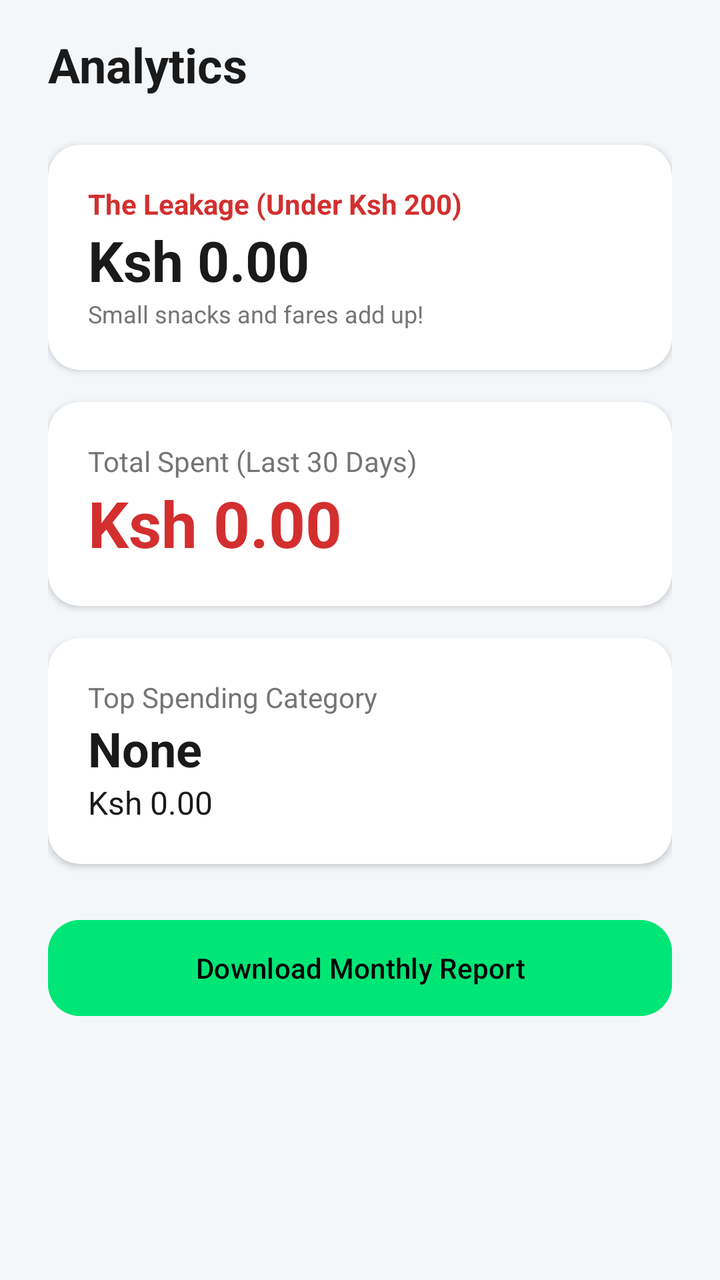
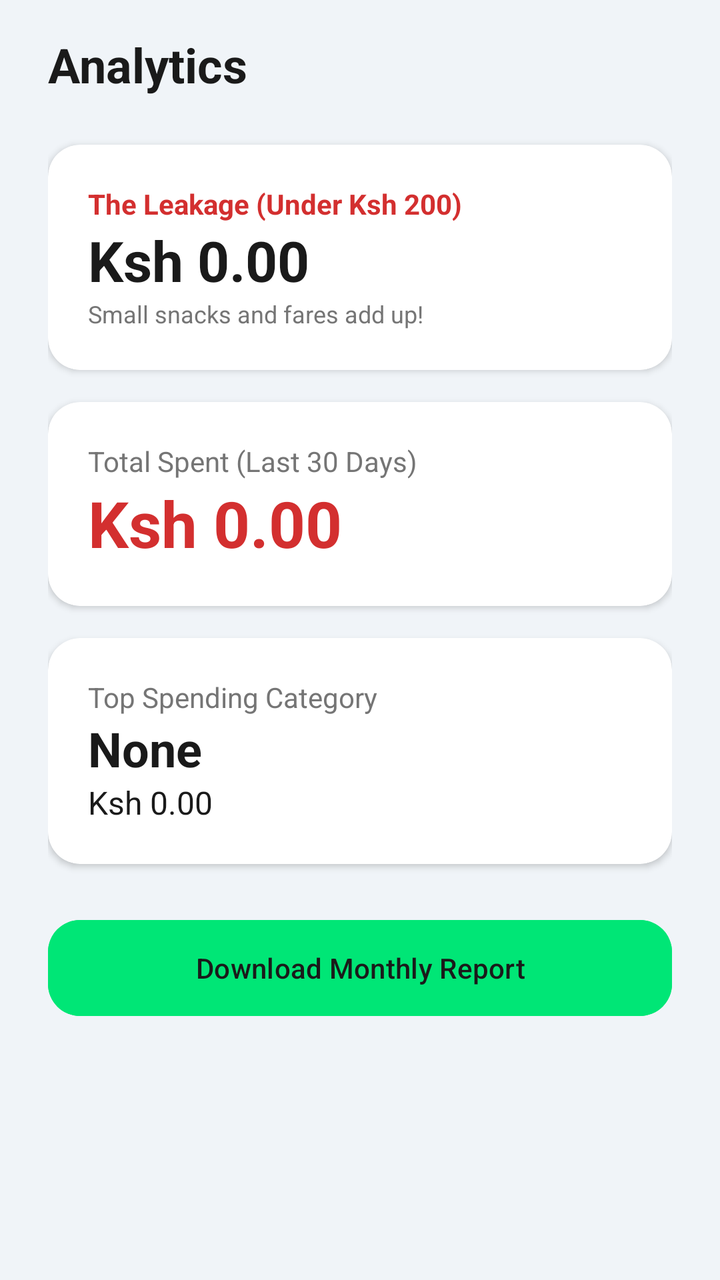

An Android layout rendered at two revisions. The XML below is the earlier revision; the diff shows what the commit changed to produce the second picture.
<!-- AndroidManifest.xml: application theme Theme.MPesaExpenseTracker -->
<!-- res/layout/fragment_reports.xml -->
<?xml version="1.0" encoding="utf-8"?>
<androidx.core.widget.NestedScrollView xmlns:android="http://schemas.android.com/apk/res/android"
    xmlns:app="http://schemas.android.com/apk/res-auto"
    android:layout_width="match_parent"
    android:layout_height="match_parent"
    android:background="#F4F7FA"
    android:paddingBottom="24dp">

    <LinearLayout
        android:layout_width="match_parent"
        android:layout_height="wrap_content"
        android:orientation="vertical"
        android:paddingHorizontal="24dp"
        android:paddingTop="16dp">

        <TextView
            android:layout_width="wrap_content"
            android:layout_height="wrap_content"
            android:text="Analytics"
            android:textSize="24sp"
            android:textStyle="bold"
            android:textColor="#1A1A1A"
            android:layout_marginBottom="24dp" />

        
        <androidx.cardview.widget.CardView
            android:layout_width="match_parent"
            android:layout_height="wrap_content"
            android:layout_marginBottom="16dp"
            app:cardCornerRadius="16dp"
            app:cardElevation="2dp"
            app:cardBackgroundColor="#FFFFFF"
            android:foreground="?attr/selectableItemBackground">
            <LinearLayout
                android:layout_width="match_parent"
                android:layout_height="wrap_content"
                android:orientation="vertical"
                android:padding="20dp">
                <TextView
                    android:layout_width="wrap_content"
                    android:layout_height="wrap_content"
                    android:text="The Leakage (Under Ksh 200)"
                    android:textColor="#D32F2F"
                    android:textStyle="bold" />
                <TextView
                    android:id="@+id/tvLeakage"
                    android:layout_width="wrap_content"
                    android:layout_height="wrap_content"
                    android:text="Ksh 0.00"
                    android:textSize="28sp"
                    android:textStyle="bold"
                    android:textColor="#1A1A1A" />
                <TextView
                    android:layout_width="wrap_content"
                    android:layout_height="wrap_content"
                    android:text="Small snacks and fares add up!"
                    android:textSize="12sp"
                    android:textColor="#757575" />
            </LinearLayout>
        </androidx.cardview.widget.CardView>

        
        <androidx.cardview.widget.CardView
            android:layout_width="match_parent"
            android:layout_height="wrap_content"
            android:layout_marginBottom="16dp"
            app:cardCornerRadius="16dp"
            app:cardElevation="2dp"
            app:cardBackgroundColor="#FFFFFF"
            android:foreground="?attr/selectableItemBackground">
            <LinearLayout
                android:layout_width="match_parent"
                android:layout_height="wrap_content"
                android:orientation="vertical"
                android:padding="20dp">
                <TextView
                    android:layout_width="wrap_content"
                    android:layout_height="wrap_content"
                    android:text="Total Spent (Last 30 Days)"
                    android:textColor="#757575" />
                <TextView
                    android:id="@+id/tvTotalSpent"
                    android:layout_width="wrap_content"
                    android:layout_height="wrap_content"
                    android:text="Ksh 0.00"
                    android:textSize="32sp"
                    android:textStyle="bold"
                    android:textColor="#D32F2F" />
            </LinearLayout>
        </androidx.cardview.widget.CardView>

        
        <androidx.cardview.widget.CardView
            android:layout_width="match_parent"
            android:layout_height="wrap_content"
            android:layout_marginBottom="24dp"
            app:cardCornerRadius="16dp"
            app:cardElevation="2dp"
            app:cardBackgroundColor="#FFFFFF"
            android:foreground="?attr/selectableItemBackground">
            <LinearLayout
                android:layout_width="match_parent"
                android:layout_height="wrap_content"
                android:orientation="vertical"
                android:padding="20dp">
                <TextView
                    android:layout_width="wrap_content"
                    android:layout_height="wrap_content"
                    android:text="Top Spending Category"
                    android:textColor="#757575" />
                <TextView
                    android:id="@+id/tvTopCategory"
                    android:layout_width="wrap_content"
                    android:layout_height="wrap_content"
                    android:text="None"
                    android:textSize="24sp"
                    android:textStyle="bold"
                    android:textColor="#1A1A1A" />
                <TextView
                    android:id="@+id/tvTopCategoryAmount"
                    android:layout_width="wrap_content"
                    android:layout_height="wrap_content"
                    android:text="Ksh 0.00"
                    android:textSize="16sp"
                    android:textColor="#1A1A1A" />
            </LinearLayout>
        </androidx.cardview.widget.CardView>

        
        <Button
            android:id="@+id/btnDownloadMonthly"
            android:layout_width="match_parent"
            android:layout_height="56dp"
            android:text="Download Monthly Report"
            android:textColor="#000000"
            android:backgroundTint="#00E676"
            app:cornerRadius="16dp" />

    </LinearLayout>
</androidx.core.widget.NestedScrollView>
<!-- resources referenced by this layout -->
<resources>
  <style name="Theme.MPesaExpenseTracker" parent="Theme.Material3.Light.NoActionBar">
          <item name="colorPrimary">#0A1C3A</item>
          <item name="colorPrimaryDark">#000000</item>
          <item name="colorSecondary">#00E676</item>
          <item name="android:windowBackground">#F0F4F8</item>
          <item name="android:statusBarColor">#0A1C3A</item>
          <item name="android:forceDarkAllowed">false</item>
      </style>
</resources>

<!-- the commit's change to res/layout/fragment_reports.xml (unified diff, before → after) -->
@@ -3,7 +3,7 @@
     xmlns:app="http://schemas.android.com/apk/res-auto"
     android:layout_width="match_parent"
     android:layout_height="match_parent"
-    android:background="#F4F7FA"
+    android:background="@android:color/transparent"
     android:paddingBottom="24dp">
 
     <LinearLayout
@@ -132,7 +132,7 @@
             android:layout_width="match_parent"
             android:layout_height="56dp"
             android:text="Download Monthly Report"
-            android:textColor="#000000"
+            android:textColor="#1A1A1A"
             android:backgroundTint="#00E676"
             app:cornerRadius="16dp" />
 
<!-- resource entries referenced after the edit -->
@@ -1,12 +1,16 @@
 <!-- resources referenced by this layout -->
 <resources>
   <style name="Theme.MPesaExpenseTracker" parent="Theme.Material3.Light.NoActionBar">
-          <item name="colorPrimary">#0A1C3A</item>
-          <item name="colorPrimaryDark">#000000</item>
-          <item name="colorSecondary">#00E676</item>
-          <item name="android:windowBackground">#F0F4F8</item>
-          <item name="android:statusBarColor">#0A1C3A</item>
+          <item name="colorPrimary">@color/royal_blue</item>
+          <item name="colorPrimaryDark">@color/primary_dark</item>
+          <item name="colorSecondary">@color/emerald</item>
+          <item name="android:windowBackground">@color/bg_offwhite</item>
+          <item name="android:statusBarColor">@color/royal_blue</item>
           <item name="android:forceDarkAllowed">false</item>
       </style>
+  <color name="royal_blue">#1A237E</color>
+  <color name="primary_dark">#000000</color>
+  <color name="emerald">#00E676</color>
+  <color name="bg_offwhite">#F0F4F8</color>
 </resources>
 
